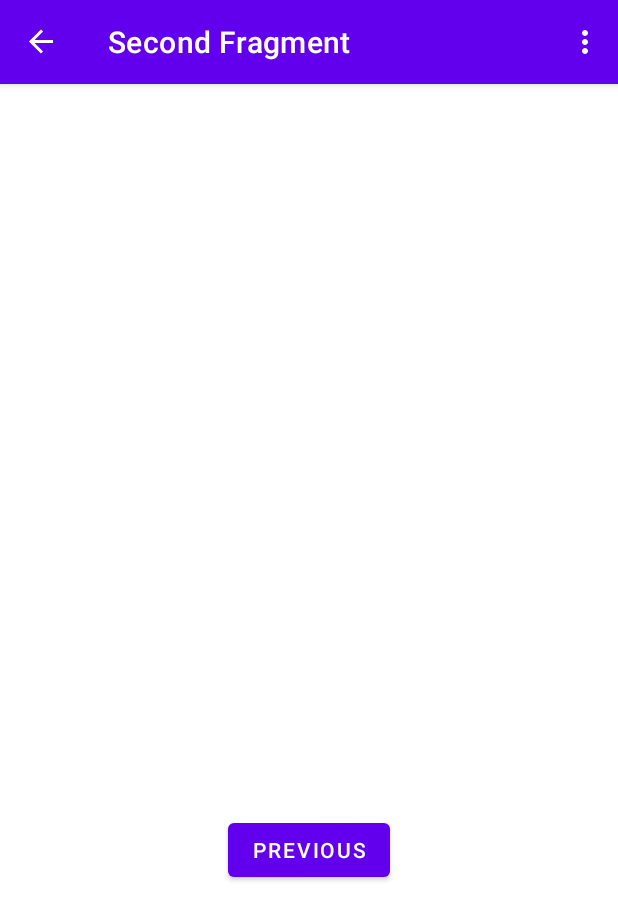
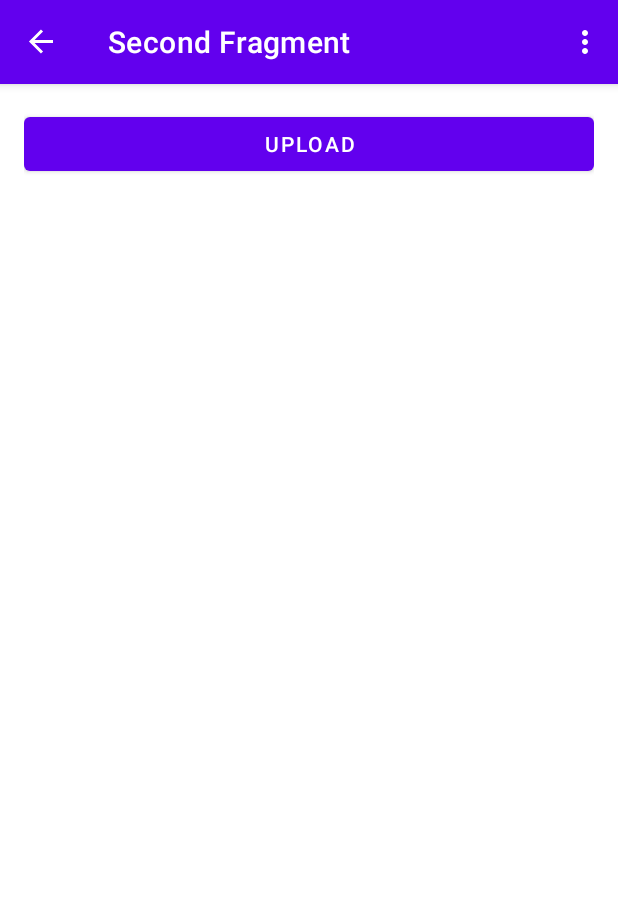
Before and after one commit to tobiasbriones/ep-file-system, an Android app: the ClientFragment screen opened through its navigation route, on a phone screen of 412 x 824 dp. Shown: the top 920 px of the screen. Run offline under Robolectric (Android 15) with nearby library versions, the phone set to English and light mode, and no system bars; our stand-ins replace navigation-ui; network calls fail; 3 statements that could not run were skipped.

Commit message:
Move logic from MainFragment to ClientFragment

```diff
--- a/client/app/src/main/res/layout/fragment_client.xml
+++ b/client/app/src/main/res/layout/fragment_client.xml
@@ -1,36 +1,31 @@
-<?xml version="1.0" encoding="utf-8"?>
-<!--
+<?xml version="1.0" encoding="utf-8"?><!--
   ~ Copyright (c) 2022 Tobias Briones. All rights reserved.
   ~ SPDX-License-Identifier: BSD-3-Clause
   ~ This file is part of https://github.com/tobiasbriones/ep-tcp-file-system
   -->
 
-<androidx.constraintlayout.widget.ConstraintLayout xmlns:android="http://schemas.android.com/apk/res/android"
-    xmlns:app="http://schemas.android.com/apk/res-auto"
+<LinearLayout xmlns:android="http://schemas.android.com/apk/res/android"
     xmlns:tools="http://schemas.android.com/tools"
     android:layout_width="match_parent"
     android:layout_height="match_parent"
+    android:orientation="vertical"
+    android:padding="16dp"
     tools:context=".ClientFragment"
     >
 
-    <TextView
-        android:id="@+id/textview_second"
-        android:layout_width="wrap_content"
+    <LinearLayout
+        android:orientation="horizontal"
+        android:layout_width="match_parent"
         android:layout_height="wrap_content"
-        app:layout_constraintTop_toTopOf="parent"
-        app:layout_constraintStart_toStartOf="parent"
-        app:layout_constraintEnd_toEndOf="parent"
-        app:layout_constraintBottom_toTopOf="@id/button_second"
-        />
+        tools:layout_editor_absoluteY="1dp"
+        tools:layout_editor_absoluteX="1dp"
+        >
 
-    <Button
-        android:id="@+id/button_second"
-        android:layout_width="wrap_content"
-        android:layout_height="wrap_content"
-        android:text="@string/previous"
-        app:layout_constraintTop_toBottomOf="@id/textview_second"
-        app:layout_constraintStart_toStartOf="parent"
-        app:layout_constraintEnd_toEndOf="parent"
-        app:layout_constraintBottom_toBottomOf="parent"
-        />
-</androidx.constraintlayout.widget.ConstraintLayout>
+        <Button
+            android:id="@+id/button_upload"
+            android:layout_width="match_parent"
+            android:layout_height="wrap_content"
+            android:text="@string/upload"
+            />
+    </LinearLayout>
+</LinearLayout>
```
Also changed, not shown: client/app/src/main/java/engineer/mathsoftware/ep/tcpfs/ClientFragment.kt (+72 -5 lines), client/app/src/main/java/engineer/mathsoftware/ep/tcpfs/MainFragment.kt (+8 -59 lines), client/app/src/main/res/layout/fragment_main.xml (+0 -16 lines).
